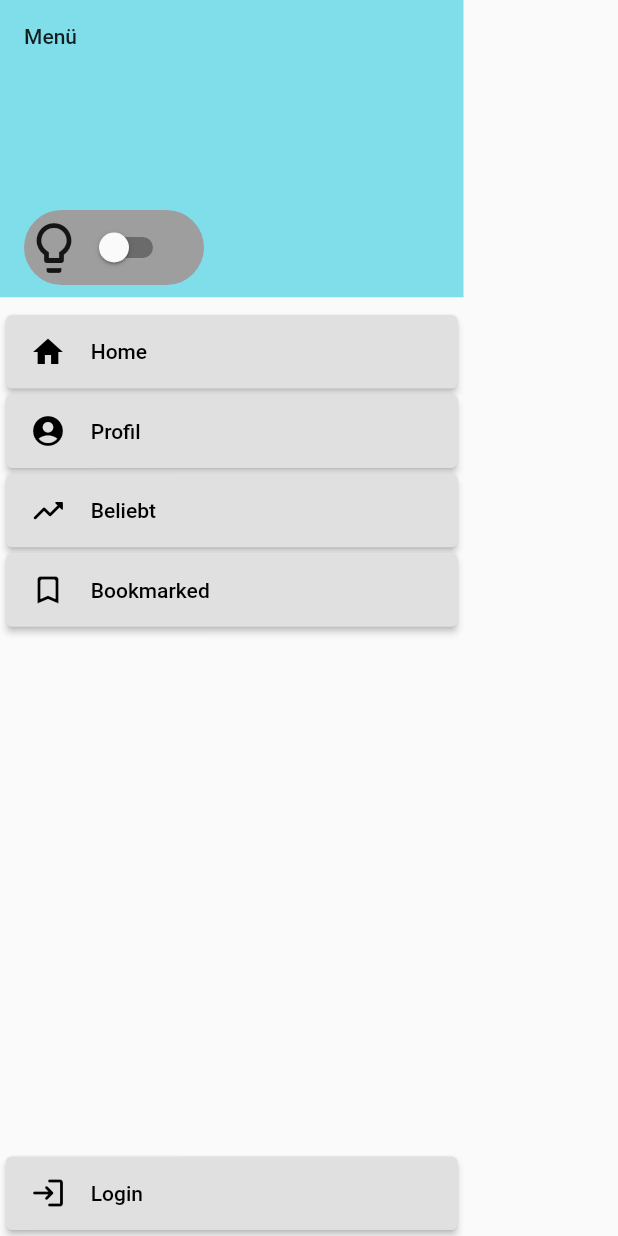
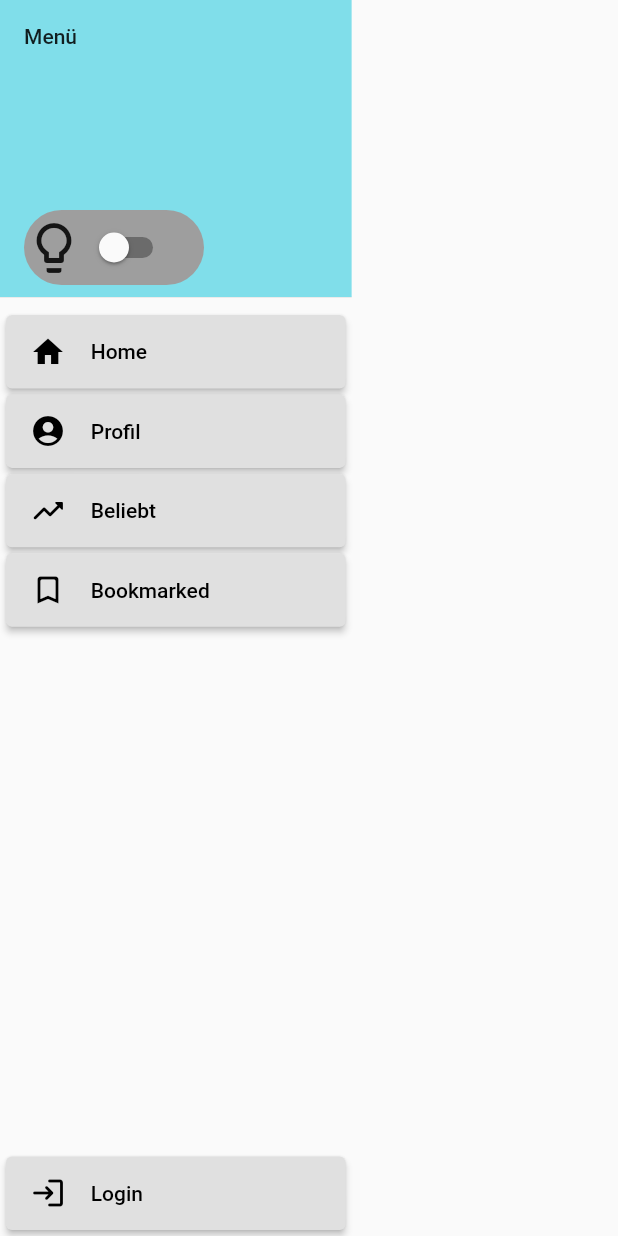
Before and after one commit to AwesomeCamo/GUIResp, a Flutter app: the MenuDrawer widget shown alone on an empty page, opened directly, on a phone screen of 412 x 824 dp. Run offline on Flutter 3.47's test engine with Material 2 defaults, Android fonts, the phone set to English and light mode, and no system bars.

Commit message:
Breite des Burgermenüs anpassen

```diff
--- a/myapp/lib/widgets/menu_drawer.dart
+++ b/myapp/lib/widgets/menu_drawer.dart
@@ -13,7 +13,7 @@ class MenuDrawer extends StatelessWidget {
       decoration: BoxDecoration(
         color: Theme.of(context).scaffoldBackgroundColor,
       ),
-      width: MediaQuery.of(context).size.width * 0.75,
+      width: 220 + MediaQuery.of(context).size.width * 0.035,
       child: Column(
         children: [
           Expanded(
```
Also changed, not shown: myapp/lib/cart_page.dart (+4 -4 lines), myapp/assets/Banner.png.
